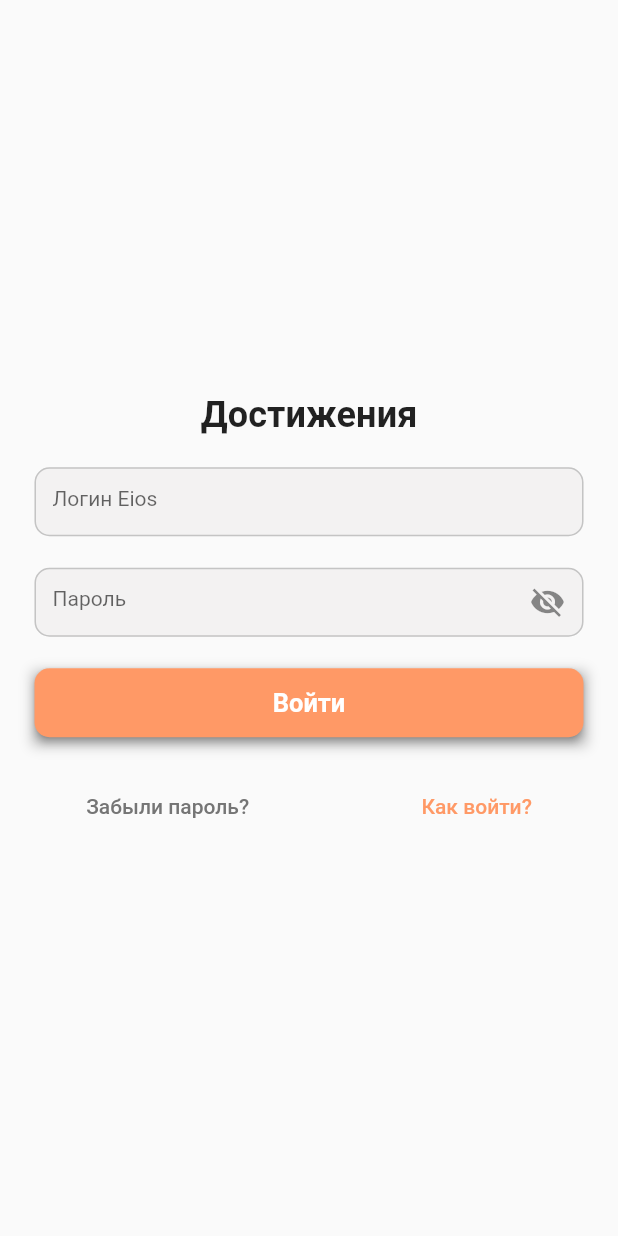
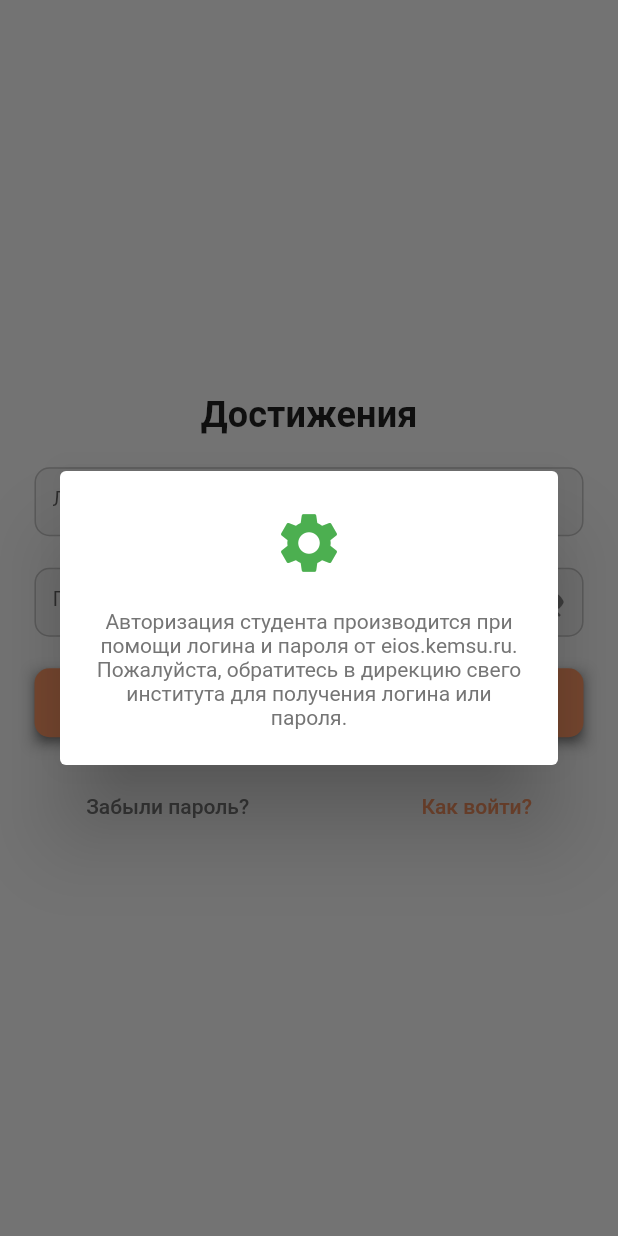
Before and after one commit to MihailLos/AchieveFlutter, a Flutter app: the screen it shows after launch, after a tap on "Как войти?", on a phone screen of 412 x 824 dp. Run offline on Flutter 3.47's test engine with Material 2 defaults, Android fonts, the phone set to English and light mode, and no system bars; Roboto replaces fonts that are missing (Montseratt, OpenSans).

Commit message:
Доработка экрана авторизации. Создание подключение к сервису авторизации

```diff
--- a/lib/screens/login_screen.dart
+++ b/lib/screens/login_screen.dart
@@ -1,4 +1,8 @@
+import 'dart:convert';
+
+import 'package:flutter/cupertino.dart';
 import 'package:flutter/material.dart';
+import 'package:http/http.dart' as http;
 
 class LoginScreen extends StatefulWidget {
   @override
@@ -7,6 +11,8 @@ class LoginScreen extends StatefulWidget {
 
 class _LoginScreenState extends State<LoginScreen> {
   bool isHiddenPassword = true;
+  var loginController = TextEditingController();
+  var passwordController = TextEditingController();
 
   @override
   Widget build(BuildContext context) {
@@ -32,6 +38,7 @@ class _LoginScreenState extends State<LoginScreen> {
                 width: 366,
                 height: 46,
                 child: TextField(
+                  controller: loginController,
                   obscureText: false,
                   style: TextStyle(fontFamily: 'OpenSans', fontSize: 14),
                   decoration: InputDecoration(
@@ -55,6 +62,7 @@ class _LoginScreenState extends State<LoginScreen> {
                 width: 366,
                 height: 46,
                 child: TextField(
+                  controller: passwordController,
                   obscureText: isHiddenPassword,
                   style: TextStyle(fontFamily: 'OpenSans', fontSize: 14),
                   decoration: InputDecoration(
@@ -93,7 +101,7 @@ class _LoginScreenState extends State<LoginScreen> {
                     ],
                   ),
                   child: ElevatedButton(
-                    onPressed: () {},
+                    onPressed: login,
                     child: Text(
                       "Войти",
                       style: TextStyle(
@@ -123,18 +131,37 @@ class _LoginScreenState extends State<LoginScreen> {
                             fontFamily: 'OpenSans',
                             fontSize: 14,
                             color: Color(0xFF757575)),
-                      )
-                  ),
+                      )),
                   TextButton(
-                      onPressed: () {},
+                      onPressed: () {
+                        showDialog(
+                            context: context,
+                            builder: (BuildContext context) {
+                              return AlertDialog(
+                                title: Icon(
+                                  Icons.settings,
+                                  color: Colors.green,
+                                  size: 48,
+                                ),
+                                content: Text(
+                                  "Авторизация студента производится при помощи логина и пароля от eios.kemsu.ru. Пожалуйста, обратитесь в дирекцию свего института для получения логина или пароля.",
+                                  style: TextStyle(
+                                      fontFamily: "Montseratt",
+                                      fontStyle: FontStyle.normal,
+                                      fontSize: 14,
+                                      color: Color(0xFF757575)),
+                                  textAlign: TextAlign.center,
+                                ),
+                              );
+                            });
+                      },
                       child: Text(
                         "Как войти?",
                         style: TextStyle(
                             fontFamily: 'OpenSans',
                             fontSize: 14,
                             color: Color(0xFFFF9966)),
-                      )
-                  ),
+                      )),
                 ],
               )
             ],
@@ -149,4 +176,46 @@ class _LoginScreenState extends State<LoginScreen> {
       isHiddenPassword = !isHiddenPassword;
     });
   }
+
+  void showFaqDialog(BuildContext context) {
+    AlertDialog alert = AlertDialog(
+      title: Icon(
+        Icons.settings,
+        color: Colors.green,
+      ),
+      content: Text(
+          "Авторизация студента производится при помощи логина и пароля от eios.kemsu.ru. Пожалуйста, обратитесь в дирекцию свего института для получения логина или пароля."),
+    );
+    showDialog(
+        context: context,
+        builder: (BuildContext context) {
+          return alert;
+        });
+  }
+
+  Future<void> login() async {
+    if (loginController.text.isNotEmpty && passwordController.text.isNotEmpty) {
+      var response = await http.post(
+          Uri.parse("http://82.179.1.166:8080/authEios"),
+          headers: <String, String> {
+            'Content-Type': 'application/json',
+          },
+          body: jsonEncode({
+            'login': loginController.text,
+            'password': passwordController.text
+          }));
+      if (response.statusCode == 200) {
+        ScaffoldMessenger.of(context).showSnackBar(
+            SnackBar(content: Text("Авторизация прошла успешно!")));
+        print(response.body);
+      } else {
+        ScaffoldMessenger.of(context).showSnackBar(
+            SnackBar(content: Text("Логин или пароль введены неверно!")));
+        print(response.statusCode);
+      }
+    } else {
+      ScaffoldMessenger.of(context)
+          .showSnackBar(SnackBar(content: Text("Пустые поля не допустимы!")));
+    }
+  }
 }
```
